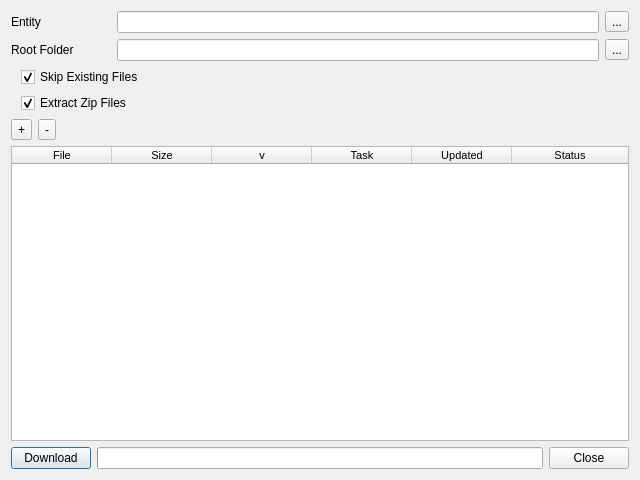
dearyangyu/swing, file module/wildchildanimation/gui/forms/maya/download_dialog.ui: the form before one commit.
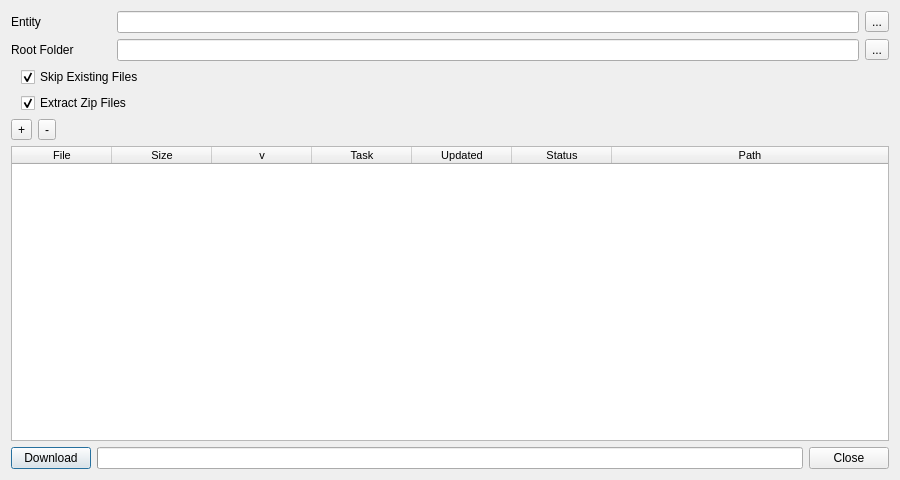
The form after the commit.

The edit to the form file:
```diff
--- a/module/wildchildanimation/gui/forms/maya/download_dialog.ui
+++ b/module/wildchildanimation/gui/forms/maya/download_dialog.ui
@@ -9,7 +9,7 @@
    <rect>
     <x>0</x>
     <y>0</y>
-    <width>640</width>
+    <width>900</width>
     <height>480</height>
    </rect>
   </property>
@@ -249,6 +249,11 @@
        <string>Status</string>
       </property>
      </column>
+     <column>
+      <property name="text">
+       <string>Path</string>
+      </property>
+     </column>
     </widget>
    </item>
    <item>
```
